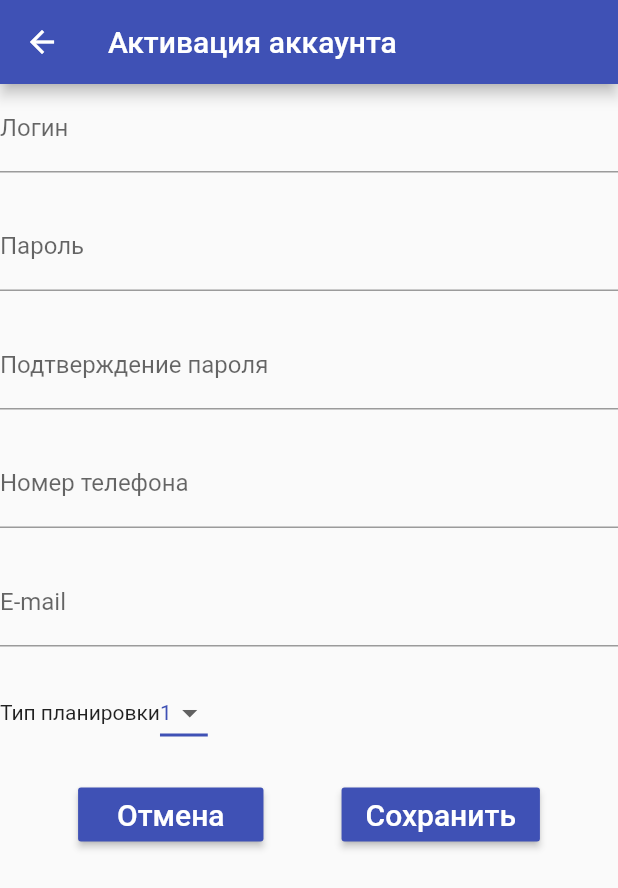
After one commit to TatyanaKorotysh/RCD-S, a Flutter app: the CreateProfile screen opened directly, on a phone screen of 412 x 824 dp. The commit adds this screen. Shown: the top 888 px of the screen. Run offline on Flutter 3.47's test engine with Material 2 defaults, Android fonts, the phone set to English and light mode, and no system bars.

Commit message:
Страница активации аккаунта

```diff
--- /dev/null
+++ b/rcd_s/lib/createProfile.dart
@@ -0,0 +1,138 @@
+import 'package:flutter/material.dart';
+import 'package:rcd_s/devices.dart';
+
+class CreateProfile extends StatefulWidget {
+  CreateProfile({Key key}) : super(key: key);
+
+  @override
+  _CreateProfileState createState() => _CreateProfileState();
+}
+
+class _CreateProfileState extends State<CreateProfile> {
+  final _formKey = GlobalKey<FormState>();
+
+  @override
+  Widget build(BuildContext context) {
+    return Scaffold(
+      appBar: AppBar(
+        title: Text('Активация аккаунта'),
+      ),
+      body: SingleChildScrollView(
+        child: Center(
+          child: _form(context),
+        ),
+      ),
+    );
+  }
+
+  Widget _form(BuildContext context) {
+    final _sizeTextWhite = const TextStyle(fontSize: 20.0, color: Colors.white);
+    String _dataValue = '1';
+
+    return Form(
+      key: _formKey,
+      child: Column(
+        children: <Widget>[
+          Container(
+            child: Column(
+              children: [
+                TextFormField(
+                  decoration: new InputDecoration(labelText: 'Логин'),
+                  keyboardType: TextInputType.name,
+                ),
+                Padding(
+                  padding: EdgeInsets.symmetric(vertical: 10.0),
+                ),
+                TextFormField(
+                  decoration: new InputDecoration(labelText: 'Пароль'),
+                  keyboardType: TextInputType.visiblePassword,
+                ),
+                Padding(
+                  padding: EdgeInsets.symmetric(vertical: 10.0),
+                ),
+                TextFormField(
+                  decoration:
+                      new InputDecoration(labelText: 'Подтверждение пароля'),
+                  obscureText: true,
+                  keyboardType: TextInputType.visiblePassword,
+                ),
+                Padding(
+                  padding: EdgeInsets.symmetric(vertical: 10.0),
+                ),
+                TextFormField(
+                  decoration: new InputDecoration(labelText: 'Номер телефона'),
+                  keyboardType: TextInputType.phone,
+                ),
+                Padding(
+                  padding: EdgeInsets.symmetric(vertical: 10.0),
+                ),
+                TextFormField(
+                  decoration: new InputDecoration(labelText: 'E-mail'),
+                  keyboardType: TextInputType.emailAddress,
+                ),
+                Padding(
+                  padding: EdgeInsets.symmetric(vertical: 10.0),
+                ),
+                Row(
+                  children: <Widget>[
+                    Text('Тип планировки'),
+                    DropdownButton<String>(
+                      value: _dataValue,
+                      iconSize: 24,
+                      elevation: 16,
+                      style: TextStyle(color: Colors.indigo),
+                      underline: Container(
+                        height: 2.0,
+                        color: Colors.indigo,
+                      ),
+                      onChanged: (String newValue) {
+                        setState(() {
+                          _dataValue = newValue;
+                        });
+                      },
+                      items: <String>['1', '2', '3']
+                          .map<DropdownMenuItem<String>>((String value) {
+                        return DropdownMenuItem<String>(
+                          value: value,
+                          child: Text(value),
+                        );
+                      }).toList(),
+                    ),
+                  ],
+                )
+              ],
+            ),
+          ),
+          Padding(
+            padding: const EdgeInsets.symmetric(vertical: 20.0),
+            child: Row(
+              mainAxisAlignment: MainAxisAlignment.spaceEvenly,
+              children: [
+                MaterialButton(
+                  minWidth: MediaQuery.of(context).size.width * 0.3,
+                  onPressed: cancel,
+                  child: Text('Отмена', style: _sizeTextWhite),
+                  color: Theme.of(context).accentColor,
+                ),
+                MaterialButton(
+                  minWidth: MediaQuery.of(context).size.width * 0.3,
+                  onPressed: save,
+                  child: Text('Сохранить', style: _sizeTextWhite),
+                  color: Theme.of(context).accentColor,
+                )
+              ],
+            ),
+          ),
+        ],
+      ),
+    );
+  }
+
+  void cancel() {}
+
+  void save() {
+    Navigator.push(context, MaterialPageRoute(builder: (context) {
+      return Devices();
+    }));
+  }
+}
```
Also changed, not shown: rcd_s/lib/addDevice.dart (+9 -10 lines), rcd_s/lib/devices.dart (+8 -11 lines), rcd_s/lib/main.dart (+6 -3 lines), rcd_s/lib/menu.dart (+25 -10 lines), rcd_s/lib/profile.dart (added, +84 -0 lines).
